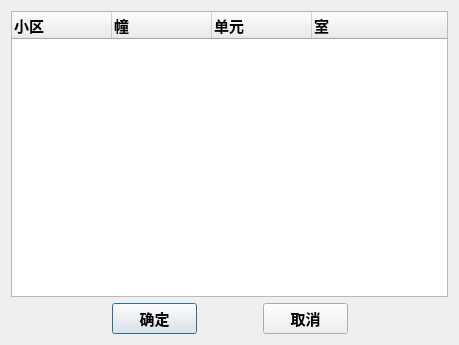
Above: StaffView/addressdialog.ui from Flzjler/LaborEye before the change. Below: the same form after it.
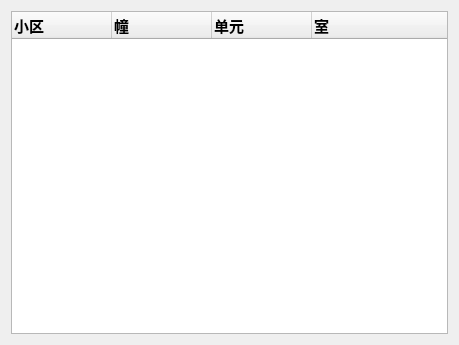
That is the form after the change.

Diff of the .ui file:
```diff
--- a/StaffView/addressdialog.ui
+++ b/StaffView/addressdialog.ui
@@ -48,92 +48,7 @@
       </widget>
      </item>
      <item>
-      <layout class="QHBoxLayout" name="horizontalLayout">
-       <item>
-        <spacer name="horizontalSpacer_2">
-         <property name="orientation">
-          <enum>Qt::Horizontal</enum>
-         </property>
-         <property name="sizeHint" stdset="0">
-          <size>
-           <width>40</width>
-           <height>20</height>
-          </size>
-         </property>
-        </spacer>
-       </item>
-       <item>
-        <widget class="QPushButton" name="btnConfirm">
-         <property name="minimumSize">
-          <size>
-           <width>85</width>
-           <height>30</height>
-          </size>
-         </property>
-         <property name="font">
-          <font>
-           <family>Arial</family>
-           <pointsize>11</pointsize>
-           <weight>75</weight>
-           <bold>true</bold>
-          </font>
-         </property>
-         <property name="text">
-          <string>确定</string>
-         </property>
-        </widget>
-       </item>
-       <item>
-        <spacer name="horizontalSpacer">
-         <property name="orientation">
-          <enum>Qt::Horizontal</enum>
-         </property>
-         <property name="sizeType">
-          <enum>QSizePolicy::Minimum</enum>
-         </property>
-         <property name="sizeHint" stdset="0">
-          <size>
-           <width>60</width>
-           <height>20</height>
-          </size>
-         </property>
-        </spacer>
-       </item>
-       <item>
-        <widget class="QPushButton" name="btnConcel">
-         <property name="minimumSize">
-          <size>
-           <width>85</width>
-           <height>30</height>
-          </size>
-         </property>
-         <property name="font">
-          <font>
-           <family>Arial</family>
-           <pointsize>11</pointsize>
-           <weight>75</weight>
-           <bold>true</bold>
-          </font>
-         </property>
-         <property name="text">
-          <string>取消</string>
-         </property>
-        </widget>
-       </item>
-       <item>
-        <spacer name="horizontalSpacer_3">
-         <property name="orientation">
-          <enum>Qt::Horizontal</enum>
-         </property>
-         <property name="sizeHint" stdset="0">
-          <size>
-           <width>40</width>
-           <height>20</height>
-          </size>
-         </property>
-        </spacer>
-       </item>
-      </layout>
+      <layout class="QHBoxLayout" name="horizontalLayout"/>
      </item>
     </layout>
    </item>
```
